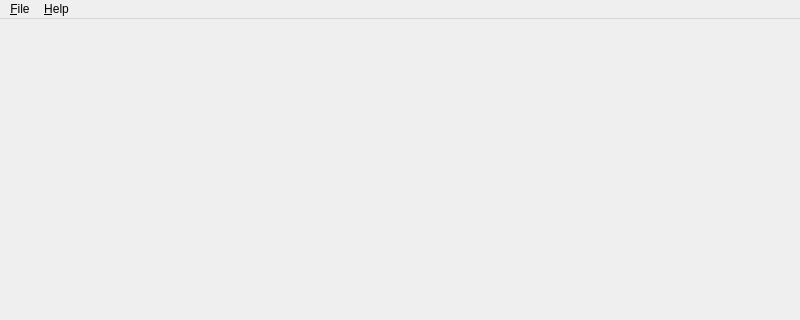
This is yatel/gui/uis/MainWindow.ui in leliel12/yatel as Qt 5 draws it before an edit; both pictures show x 0 to 800 and y 0 to 320 of the 800 by 600 pixel window. The edited form follows.
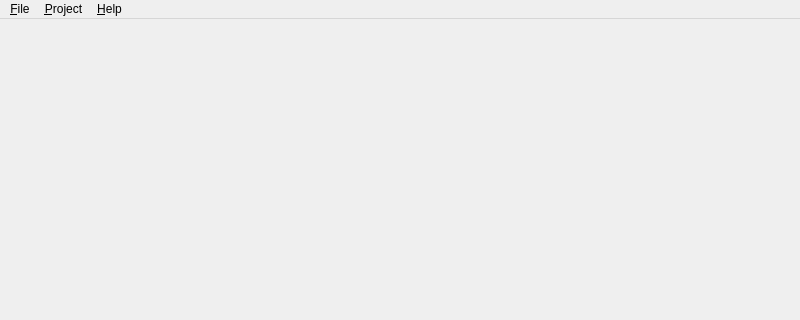
This is the edited form.

Commit message: implemented load still not work

```diff
--- a/yatel/gui/uis/MainWindow.ui
+++ b/yatel/gui/uis/MainWindow.ui
@@ -49,7 +49,16 @@
     <addaction name="actionAbout"/>
     <addaction name="actionAboutQt"/>
    </widget>
+   <widget class="QMenu" name="menuProjects">
+    <property name="title">
+     <string>&amp;Project</string>
+    </property>
+    <addaction name="actionLoad"/>
+    <addaction name="actionSave"/>
+    <addaction name="actionClose"/>
+   </widget>
    <addaction name="menuFile"/>
+   <addaction name="menuProjects"/>
    <addaction name="menu_Help"/>
   </widget>
   <widget class="QStatusBar" name="statusbar"/>
```
Left out of the diff: 14 changed lines with no effect on the pictures. The commit also changes 2 other files.
